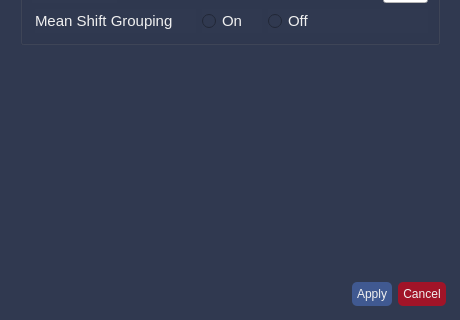
CSUN-SERL/lcar-bot, file src/rqt_gcs/resources/SettingsWidget.ui: the form before one commit; both pictures show x 0 to 460 and y 270 to 590 of the 460 by 590 pixel window.
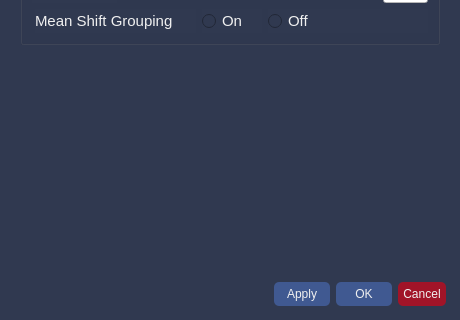
The form after the commit.

```diff
--- a/src/rqt_gcs/resources/SettingsWidget.ui
+++ b/src/rqt_gcs/resources/SettingsWidget.ui
@@ -827,6 +827,12 @@
      </item>
      <item>
       <widget class="QPushButton" name="apply_btn">
+       <property name="minimumSize">
+        <size>
+         <width>62</width>
+         <height>0</height>
+        </size>
+       </property>
        <property name="maximumSize">
         <size>
          <width>100</width>
@@ -845,6 +851,23 @@
        </property>
       </widget>
      </item>
+     <item>
+      <widget class="QPushButton" name="ok_btn">
+       <property name="minimumSize">
+        <size>
+         <width>62</width>
+         <height>0</height>
+        </size>
+       </property>
+       <property name="styleSheet">
+        <string notr="true">background-color: rgb(64, 89, 145);
+color: rgb(240, 240, 240);</string>
+       </property>
+       <property name="text">
+        <string>OK</string>
+       </property>
+      </widget>
+     </item>
      <item>
       <widget class="QPushButton" name="cancel_btn">
        <property name="maximumSize">
```
Left out of the diff: 28 changed lines with no effect on the pictures.
